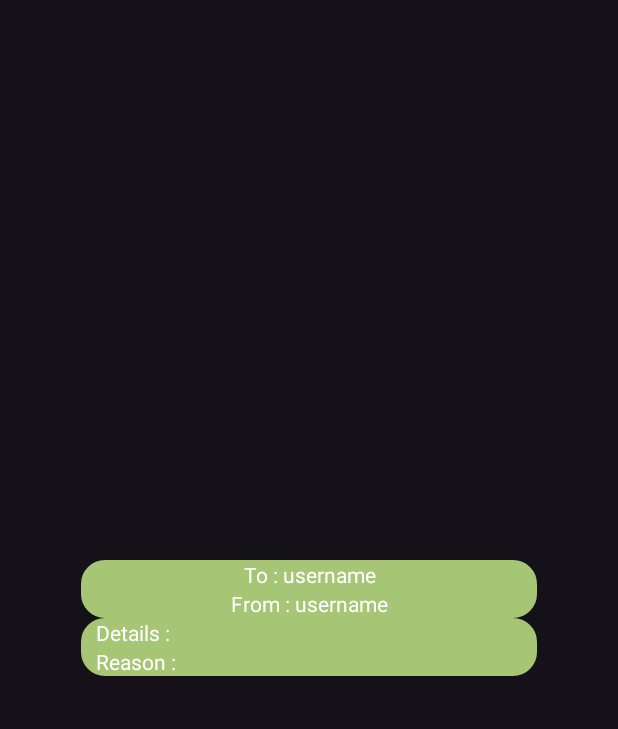
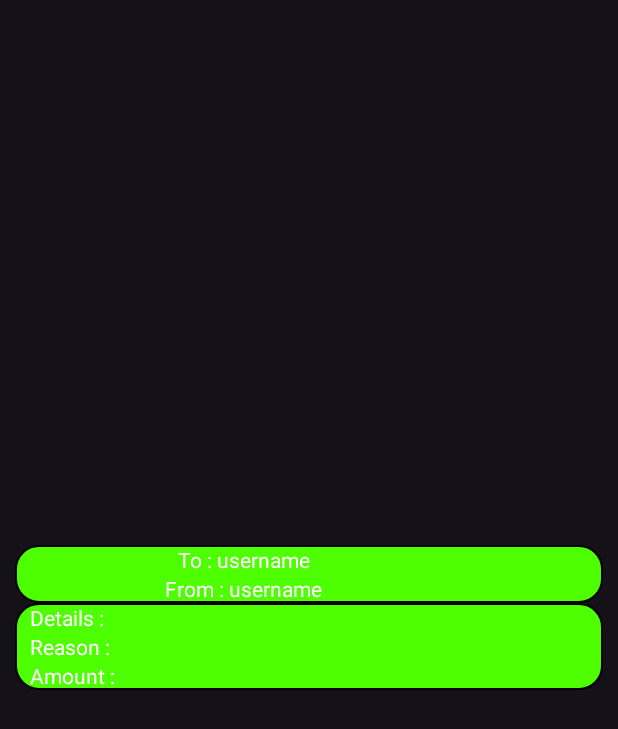
Before and after one commit to karasiVsGoku/PocketMint-, an Android app: the layout debt.xml on its own in the app's theme, with its tools: preview values and no code run, on a phone screen of 412 x 824 dp. Shown: the top 729 px of the screen. Run offline under Robolectric (Android 15) with nearby library versions, the phone set to English and light mode, and no system bars.

Commit message:
Final Commit

```diff
--- a/app/src/main/java/com/example/pocketmint/SplashScreenActivity.java
+++ b/app/src/main/java/com/example/pocketmint/SplashScreenActivity.java
@@ -61,7 +61,6 @@ public class SplashScreenActivity extends AppCompatActivity {
         });
 
 
-
         new CountDownTimer(5000, 1000) {
             @Override
             public void onTick(long millisUntilFinished) {
--- a/app/src/main/res/drawable/rounded_corners.xml
+++ b/app/src/main/res/drawable/rounded_corners.xml
@@ -2,8 +2,8 @@
 <selector xmlns:android="http://schemas.android.com/apk/res/android">
     <item>
         <shape android:shape="rectangle">
-            <stroke android:width="1dp" android:color="#ffa6c575" />
-            <solid android:color="#ffa6c575"/>
+            <stroke android:width="1dp" android:color="@color/black" />
+            <solid android:color="@color/mint"/>
             <corners android:radius="15dp" />
         </shape>
     </item>
--- a/app/src/main/res/layout/activity_your_debt.xml
+++ b/app/src/main/res/layout/activity_your_debt.xml
@@ -9,12 +9,14 @@
     tools:context=".YourDebtActivity">
 
     <androidx.recyclerview.widget.RecyclerView
+        android:id="@+id/debtRecycler"
         android:layout_width="match_parent"
         android:layout_height="wrap_content"
-        app:layout_constraintBottom_toBottomOf="parent"
+        android:layout_marginTop="32dp"
         app:layout_constraintEnd_toEndOf="parent"
+        app:layout_constraintHorizontal_bias="0.0"
         app:layout_constraintStart_toStartOf="parent"
-        app:layout_constraintTop_toTopOf="parent" >
+        app:layout_constraintTop_toTopOf="parent">
 
     </androidx.recyclerview.widget.RecyclerView>
 
--- a/app/src/main/res/layout/debt.xml
+++ b/app/src/main/res/layout/debt.xml
@@ -1,6 +1,8 @@
 <?xml version="1.0" encoding="utf-8"?>
 <LinearLayout xmlns:android="http://schemas.android.com/apk/res/android"
-    android:layout_width="wrap_content"
+    android:layout_width="match_parent"
+    android:layout_marginEnd="10dp"
+    android:layout_marginStart="10dp"
     android:layout_height="wrap_content"
     android:layout_gravity="center"
     android:orientation="vertical">
@@ -13,7 +15,7 @@
         android:orientation="vertical">
 
         <TextView
-            android:id="@+id/textView3"
+            android:id="@+id/receiver"
             android:layout_width="wrap_content"
             android:layout_height="wrap_content"
             android:layout_weight="1"
@@ -23,7 +25,7 @@
             android:textColor="@color/white" />
 
         <TextView
-            android:id="@+id/textView4"
+            android:id="@+id/giver"
             android:layout_width="wrap_content"
             android:layout_height="wrap_content"
             android:layout_weight="1"
@@ -35,6 +37,7 @@
     </LinearLayout>
 
     <LinearLayout
+        android:id="@+id/information_layout"
         android:layout_width="match_parent"
         android:layout_height="match_parent"
         android:background="@drawable/rounded_corners"
@@ -42,20 +45,27 @@
         android:orientation="vertical">
 
         <TextView
-            android:id="@+id/textView5"
+            android:id="@+id/details"
             android:layout_width="match_parent"
             android:layout_height="wrap_content"
             android:textColor="@color/white"
             android:paddingLeft="10dp"
             android:text="Details :"  />
-
         <TextView
-            android:id="@+id/textView6"
+            android:id="@+id/reason"
             android:layout_width="match_parent"
             android:layout_height="wrap_content"
+            android:textColor="@color/white"
             android:paddingLeft="10dp"
+            android:text="Reason :"  />
+        <TextView
+            android:id="@+id/amount_of_money"
+            android:layout_width="match_parent"
+            android:layout_height="wrap_content"
             android:textColor="@color/white"
-            android:text="Reason :" />
+            android:paddingLeft="10dp"
+            android:text="Amount :"  />
+
 
     </LinearLayout>
 </LinearLayout>
--- a/gradle/libs.versions.toml
+++ b/gradle/libs.versions.toml
@@ -1,5 +1,5 @@
 [versions]
-agp = "8.4.0"
+agp = "8.5.0"
 junit = "4.13.2"
 junitVersion = "1.1.5"
 espressoCore = "3.5.1"
```
Also changed, not shown: app/src/main/java/com/example/pocketmint/Debt.java (+8 -1 lines), app/src/main/java/com/example/pocketmint/DebtAdapter.java (added, +123 -0 lines), app/src/main/java/com/example/pocketmint/DebtInformationActivity.java (+6 -2 lines), app/src/main/java/com/example/pocketmint/YourDebtActivity.java (+44 -0 lines), app/src/main/java/com/example/pocketmint/YourDebtorsActivity.java (+47 -0 lines), app/src/main/res/layout/activity_your_debtors.xml (+11 -0 lines), gradle/wrapper/gradle-wrapper.properties.
